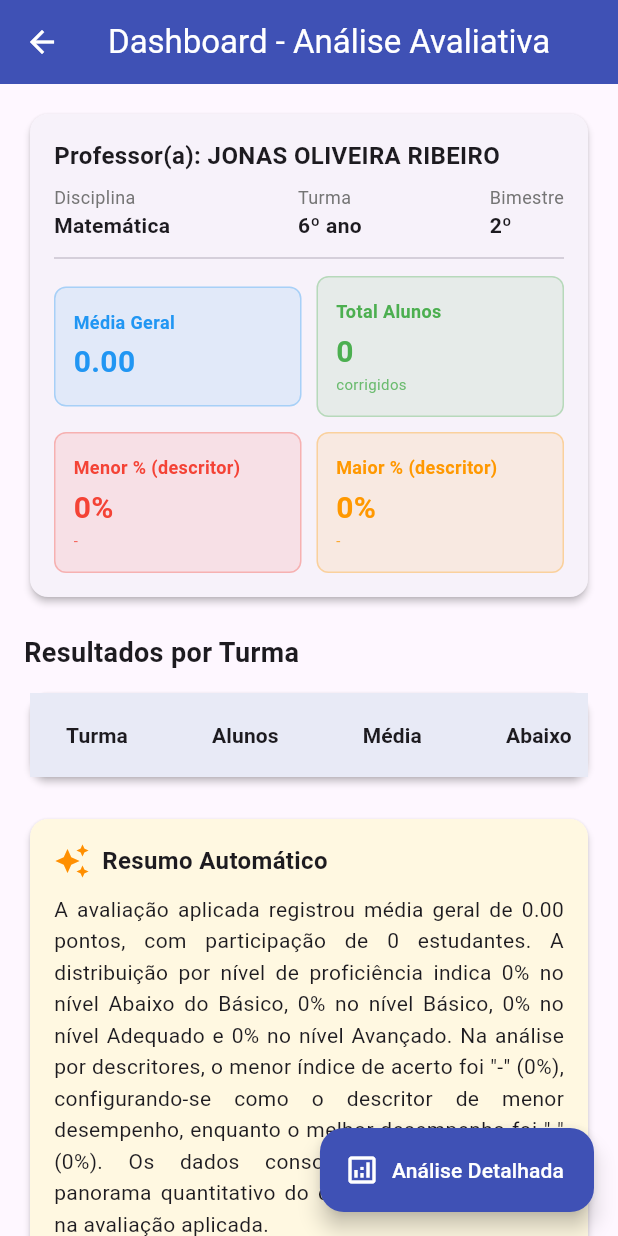
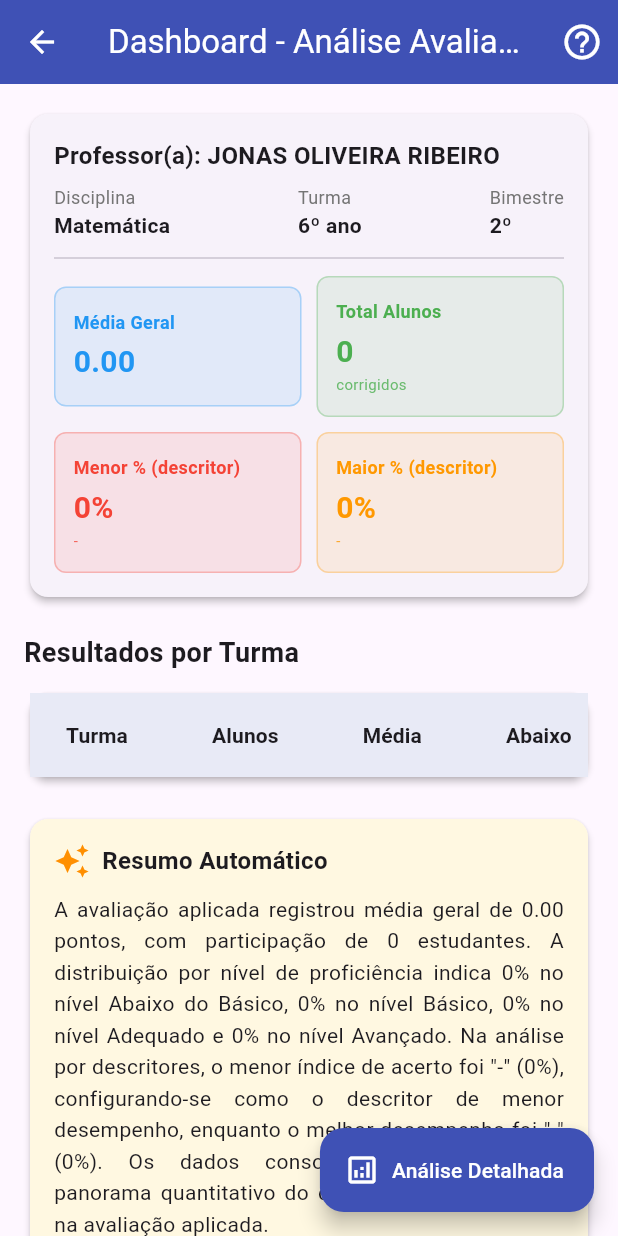
Before and after one commit to jonasmatematico-png/omr_sistema_app, a Flutter app: the TelaDashboard screen opened directly, on a phone screen of 412 x 824 dp. Run offline on Flutter 3.47's test engine with Material 3 defaults, Android fonts, the phone set to English and light mode, and no system bars; our stand-ins replace shared_preferences, supabase_flutter; missing offline and left inert: google_mlkit_document_scanner; accounts and stored records are empty.

Commit message:
Add TelaAnaliseQuestao import and navigation

```diff
--- a/lib/screens/tela_dashboard.dart
+++ b/lib/screens/tela_dashboard.dart
@@ -1,6 +1,7 @@
 import 'package:flutter/material.dart';
 import 'package:supabase_flutter/supabase_flutter.dart';
 import 'tela_analise_detalhada.dart';
+import 'tela_analise_questao.dart';
 
 class TelaDashboard extends StatefulWidget {
   const TelaDashboard({super.key});
@@ -55,8 +56,7 @@ class _TelaDashboardState extends State<TelaDashboard> {
     return double.tryParse('$notaBruta') ?? 0.0;
   }
 
-  // 🚨 BUSCA TODAS AS LINHAS EM PÁGINAS DE 1000
-  // (o Supabase corta em 1000 por vez — era isso que fazia alunos "sumirem"!)
+  // 🚨 Busca TODAS as linhas em páginas de 1000 (o Supabase corta em 1000 por vez)
   Future<List<Map<String, dynamic>>> _buscarTudo(
     SupabaseClient supabase,
     String tabela,
@@ -83,7 +83,6 @@ class _TelaDashboardState extends State<TelaDashboard> {
     try {
       final supabase = Supabase.instance.client;
 
-      // 🚨 Agora busca TUDO, sem corte de 1000 linhas
       final turmasResp = await _buscarTudo(supabase, 'turmas');
       final alunosResp = await _buscarTudo(supabase, 'alunos');
       final resultadosResp = await _buscarTudo(supabase, 'resultados');
@@ -249,6 +248,16 @@ class _TelaDashboardState extends State<TelaDashboard> {
         backgroundColor: Colors.indigo,
         foregroundColor: Colors.white,
         elevation: 0,
+        actions: [
+          IconButton(
+            icon: const Icon(Icons.help_outline, size: 28),
+            tooltip: 'Análise por Questão',
+            onPressed: () => Navigator.push(
+              context,
+              MaterialPageRoute(builder: (context) => const TelaAnaliseQuestao()),
+            ),
+          ),
+        ],
       ),
       body: carregando
           ? const Center(
```
